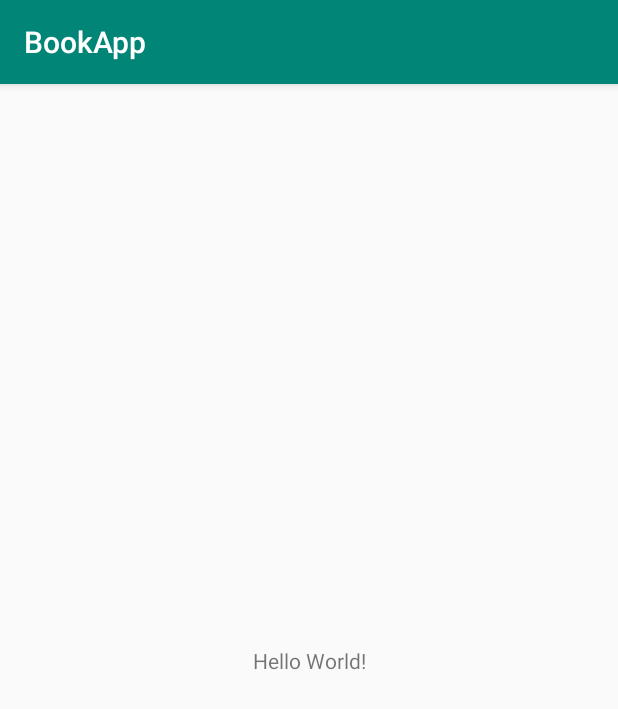
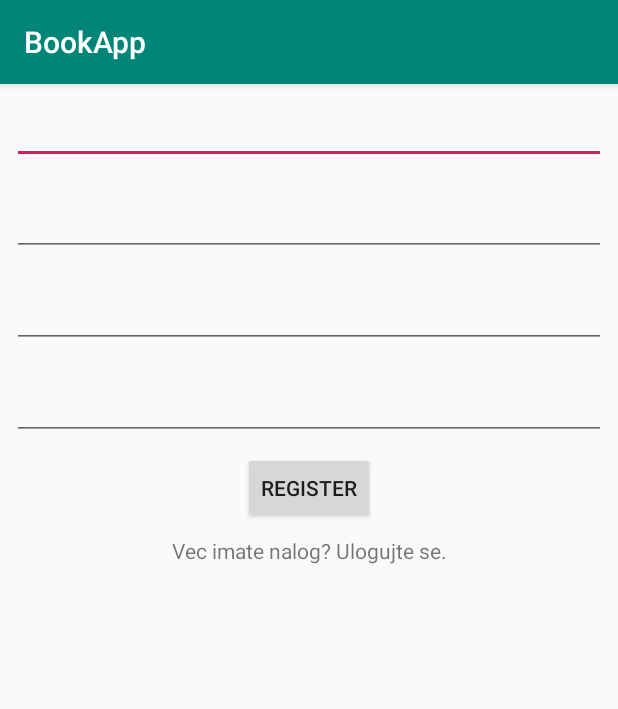
Before and after one commit to papa/Book_App_MTS_2019, an Android app: the screen it shows after launch (MainActivity), on a phone screen of 412 x 824 dp. Shown: the top 709 px of the screen. Run offline under Robolectric (Android 15) with nearby library versions, the light colour scheme and no system bars; our stand-ins replace Firebase (no records; nobody signed in at launch, a user with empty details on screens opened directly).

Commit message:
Update: 1) Dodate funkcije za dodavanje Knjige u klasi Korisnik 2) Dodate funkcije u klasi knjiga za obradu njenih podataka 3) Komponente za Log in 4) Komponente za Register

```diff
--- a/app/build.gradle
+++ b/app/build.gradle
@@ -30,5 +30,6 @@ dependencies {
 
     implementation 'com.google.firebase:firebase-analytics:17.2.0'
     implementation 'com.google.firebase:firebase-auth:19.1.0'
+    implementation 'com.google.firebase:firebase-database:19.1.0'
 }
 apply plugin: 'com.google.gms.google-services'
--- a/app/src/main/java/com/example/bookapp/Knjiga.java
+++ b/app/src/main/java/com/example/bookapp/Knjiga.java
@@ -93,5 +93,10 @@ public class Knjiga {
         this.brojZainteresovanih++;
     }
 
+    public void smanjiBrojZainteresovanih()
+    {
+        this.brojZainteresovanih--;
+    }
+
 
 }
--- a/app/src/main/res/layout/activity_main.xml
+++ b/app/src/main/res/layout/activity_main.xml
@@ -6,13 +6,53 @@
     android:layout_height="match_parent"
     tools:context=".MainActivity">
 
-    <TextView
-        android:layout_width="wrap_content"
-        android:layout_height="wrap_content"
-        android:text="Hello World!"
-        app:layout_constraintBottom_toBottomOf="parent"
-        app:layout_constraintLeft_toLeftOf="parent"
-        app:layout_constraintRight_toRightOf="parent"
-        app:layout_constraintTop_toTopOf="parent" />
+
+    <LinearLayout
+        android:layout_width="match_parent"
+        android:layout_height="match_parent"
+        android:orientation="vertical">
+
+        <EditText
+            android:layout_width="match_parent"
+            android:layout_height="wrap_content"
+            android:layout_margin="8dp"
+            android:id="@+id/eName" />
+
+        <EditText
+            android:layout_width="match_parent"
+            android:layout_height="wrap_content"
+            android:layout_margin="8dp"
+            android:id="@+id/eSurname"/>
+
+        <EditText
+            android:layout_width="match_parent"
+            android:layout_height="wrap_content"
+            android:layout_margin="8dp"
+            android:id="@+id/eEmail" />
+
+        <EditText
+            android:layout_width="match_parent"
+            android:layout_height="wrap_content"
+            android:layout_margin="8dp"
+            android:id="@+id/ePass" />
+
+        <Button
+            android:layout_width="wrap_content"
+            android:layout_height="wrap_content"
+            android:text="Register"
+            android:layout_gravity="center"
+            android:id="@+id/btRegister"/>
+
+        <TextView
+            android:layout_width="match_parent"
+            android:layout_height="wrap_content"
+            android:layout_margin="8dp"
+            android:text="Vec imate nalog? Ulogujte se."
+            android:gravity="center"
+            android:id="@+id/tvLog"/>
+
+    </LinearLayout>
+
+
 
 </androidx.constraintlayout.widget.ConstraintLayout>
```
Also changed, not shown: app/src/main/java/com/example/bookapp/Korisnik.java (+32 -5 lines), app/src/main/java/com/example/bookapp/MainActivity.java (+9 -0 lines), app/src/main/res/layout/activity_login.xml (+35 -0 lines).
